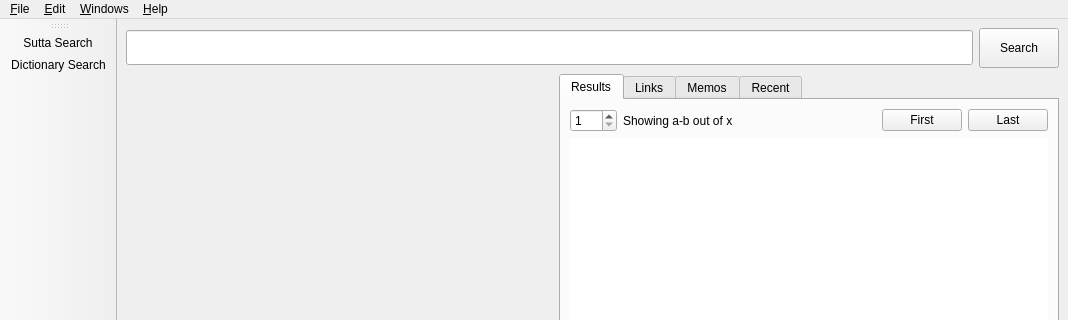
First picture: the form in simsapa/assets/ui/sutta_search_window.ui, repository simsapa/simsapa, before the edit; both pictures show x 0 to 1068 and y 0 to 320 of the 1068 by 612 pixel window.
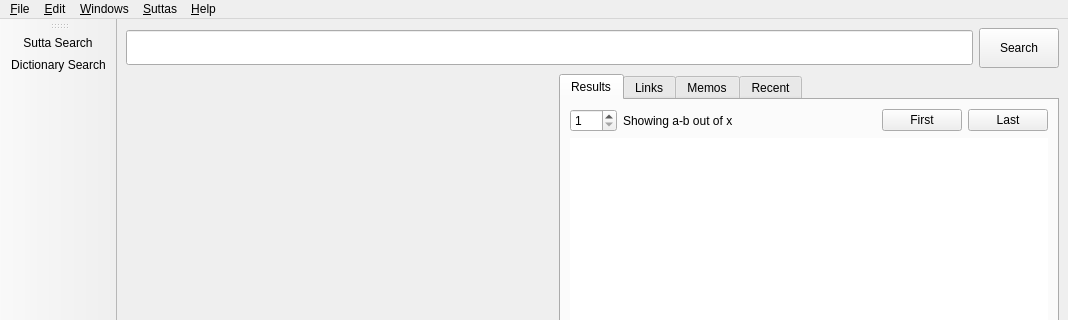
Second picture: the form after the edit. Icons and pictures are not drawn.

Commit message: select sutta authors

What changed in the file:
```diff
--- a/simsapa/assets/ui/sutta_search_window.ui
+++ b/simsapa/assets/ui/sutta_search_window.ui
@@ -348,9 +348,16 @@
     <addaction name="action_Website"/>
     <addaction name="action_About"/>
    </widget>
+   <widget class="QMenu" name="menu_Suttas">
+    <property name="title">
+     <string>&amp;Suttas</string>
+    </property>
+    <addaction name="action_Select_Sutta_Authors"/>
+   </widget>
    <addaction name="menu_File"/>
    <addaction name="menu_Edit"/>
    <addaction name="menu_Windows"/>
+   <addaction name="menu_Suttas"/>
    <addaction name="menu_Help"/>
   </widget>
   <widget class="QStatusBar" name="statusbar"/>
```
Left out of the diff: 5 changed lines with no effect on the pictures. The commit also changes 6 other files.
